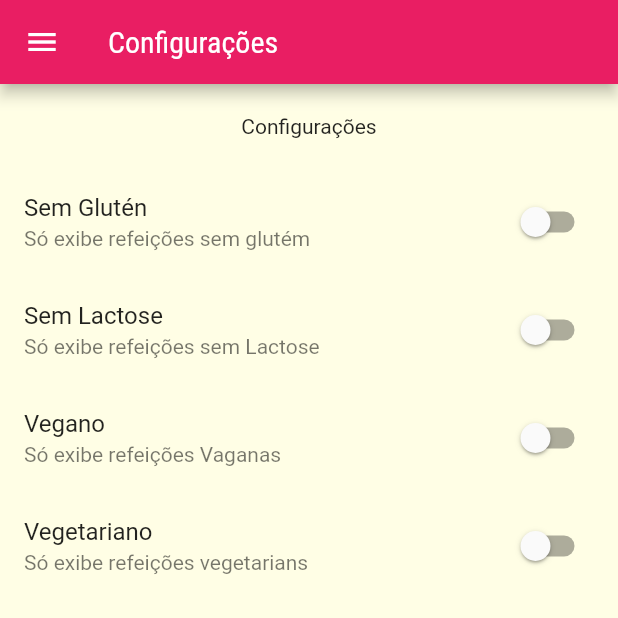
After one commit to KaremSouza12/meals, a Flutter app: the SetingsScreen screen opened by its route, on a phone screen of 412 x 824 dp, the top half of it. The commit adds this screen. Run offline on Flutter 3.47's test engine with Material 2 defaults, Android fonts, the phone set to English and light mode, and no system bars; network calls fail.

Commit message:
add filter mels on settigs

```diff
--- a/lib/main.dart
+++ b/lib/main.dart
@@ -1,15 +1,23 @@
 import 'package:flutter/material.dart';
+import 'package:meals/data/dummy_data.dart';
+import 'package:meals/models/meal.dart';
 import 'package:meals/scrreens/categories_meals_screen.dart';
 import 'package:meals/scrreens/meal_detail_screen.dart';
-import 'package:meals/scrreens/settings.dart';
+import 'package:meals/scrreens/settings_screen.dart';
 import 'package:meals/scrreens/tabs_screen.dart';
 import 'package:meals/utils/app_routes.dart';
 
 void main() => runApp(const MyApp());
 
-class MyApp extends StatelessWidget {
+class MyApp extends StatefulWidget {
   const MyApp({super.key});
 
+  @override
+  State<MyApp> createState() => _MyAppState();
+}
+
+class _MyAppState extends State<MyApp> {
+  List<Meal> availableMeals = dummyMeals;
   @override
   Widget build(BuildContext context) {
     return MaterialApp(
@@ -28,9 +36,9 @@ class MyApp extends StatelessWidget {
       ),
       routes: {
         AppRoutes.home: (_) => const TabaScreen(),
-        AppRoutes.categoriesMeals: (_) => const CategoryMeals(),
+        AppRoutes.categoriesMeals: (_) => CategoryMeals(meals: availableMeals),
         AppRoutes.mealDetail: (_) => const MealDetailScree(),
-        AppRoutes.settings: (_) => const Settings()
+        AppRoutes.settings: (_) => const SetingsScreen()
       },
       // onGenerateRoute: (settings) {
       //   if (settings.name == '/alguma-coisa') {
--- /dev/null
+++ b/lib/models/settings.dart
@@ -0,0 +1,13 @@
+class Settings {
+  bool isGlutenFree;
+  bool isLactoseFree;
+  bool isVegan;
+  bool isVegetarian;
+
+  Settings({
+    this.isGlutenFree = false,
+    this.isLactoseFree = false,
+    this.isVegan = false,
+    this.isVegetarian = false,
+  });
+}
--- a/lib/scrreens/categories_meals_screen.dart
+++ b/lib/scrreens/categories_meals_screen.dart
@@ -1,15 +1,17 @@
 import 'package:flutter/material.dart';
 import 'package:meals/components/meal_item.dart';
-import 'package:meals/data/dummy_data.dart';
 import 'package:meals/models/category.dart';
+import 'package:meals/models/meal.dart';
 
 class CategoryMeals extends StatelessWidget {
-  const CategoryMeals({super.key});
+  const CategoryMeals({super.key, required this.meals});
+
+  final List<Meal> meals;
 
   @override
   Widget build(BuildContext context) {
     final category = ModalRoute.of(context)?.settings.arguments as Category;
-    final categoryMeals = dummyMeals.where((meal) {
+    final categoryMeals = meals.where((meal) {
       return meal.categories.contains(category.id);
     }).toList();
     return Scaffold(
--- a/lib/scrreens/settings.dart
+++ /dev/null
@@ -1,17 +0,0 @@
-import 'package:flutter/material.dart';
-
-class Settings extends StatelessWidget {
-  const Settings({super.key});
-
-  @override
-  Widget build(BuildContext context) {
-    return Scaffold(
-      appBar: AppBar(
-        title: const Text('Configurações'),
-      ),
-      body: const Center(
-        child: Text('Configurações'),
-      ),
-    );
-  }
-}
--- /dev/null
+++ b/lib/scrreens/settings_screen.dart
@@ -0,0 +1,76 @@
+import 'package:flutter/material.dart';
+import 'package:meals/components/drawer.dart.dart';
+import 'package:meals/models/settings.dart';
+
+class SetingsScreen extends StatefulWidget {
+  const SetingsScreen({super.key});
+
+  @override
+  State<SetingsScreen> createState() => _SetingsScreenState();
+}
+
+class _SetingsScreenState extends State<SetingsScreen> {
+  var settings = Settings();
+
+  Widget _createSwitch(
+    String title,
+    String subtitle,
+    bool value,
+    void Function(bool) onChanged,
+  ) {
+    return SwitchListTile.adaptive(
+      title: Text(title),
+      subtitle: Text(subtitle),
+      value: value,
+      onChanged: onChanged,
+    );
+  }
+
+  @override
+  Widget build(BuildContext context) {
+    return Scaffold(
+      appBar: AppBar(
+        title: const Text('Configurações'),
+      ),
+      drawer: const MainDrawer(),
+      body: Column(
+        children: [
+          Container(
+            padding: const EdgeInsets.all(20),
+            child: const Text('Configurações'),
+          ),
+          Expanded(
+            child: ListView(
+              children: [
+                _createSwitch(
+                  'Sem Glutén',
+                  'Só exibe refeições sem glutém',
+                  settings.isGlutenFree,
+                  (value) => setState(() => settings.isGlutenFree = value),
+                ),
+                _createSwitch(
+                  'Sem Lactose',
+                  'Só exibe refeições sem Lactose',
+                  settings.isLactoseFree,
+                  (value) => setState(() => settings.isLactoseFree = value),
+                ),
+                _createSwitch(
+                  'Vegano',
+                  'Só exibe refeições Vaganas',
+                  settings.isVegan,
+                  (value) => setState(() => settings.isVegan = value),
+                ),
+                _createSwitch(
+                  'Vegetariano',
+                  'Só exibe refeições vegetarians',
+                  settings.isVegetarian,
+                  (value) => setState(() => settings.isVegetarian = value),
+                )
+              ],
+            ),
+          )
+        ],
+      ),
+    );
+  }
+}
```
